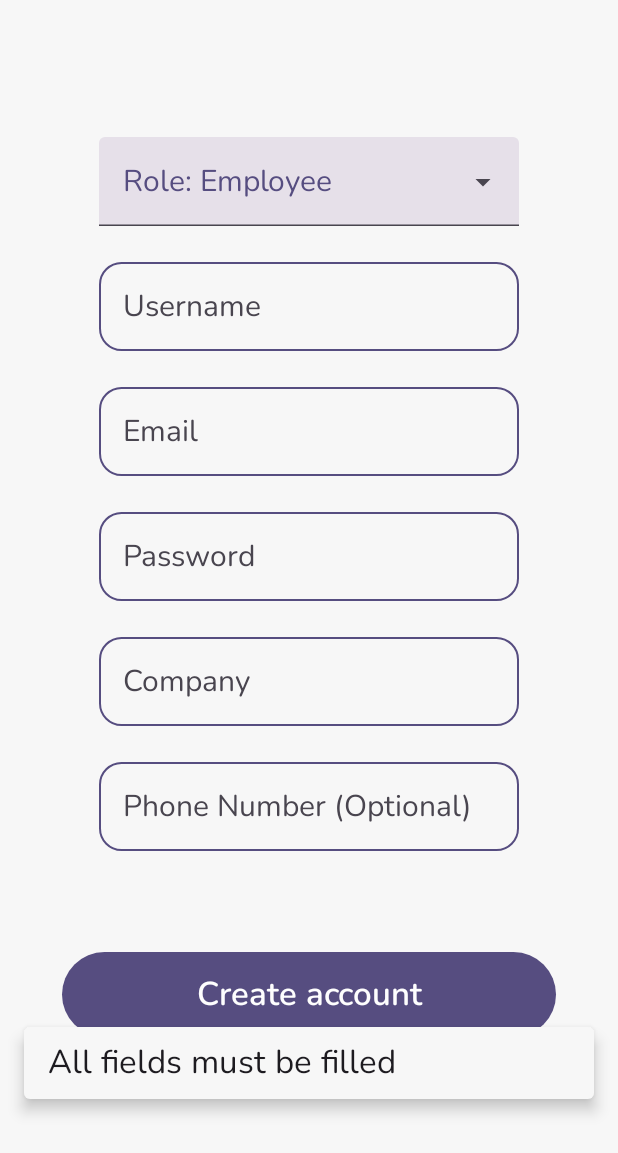
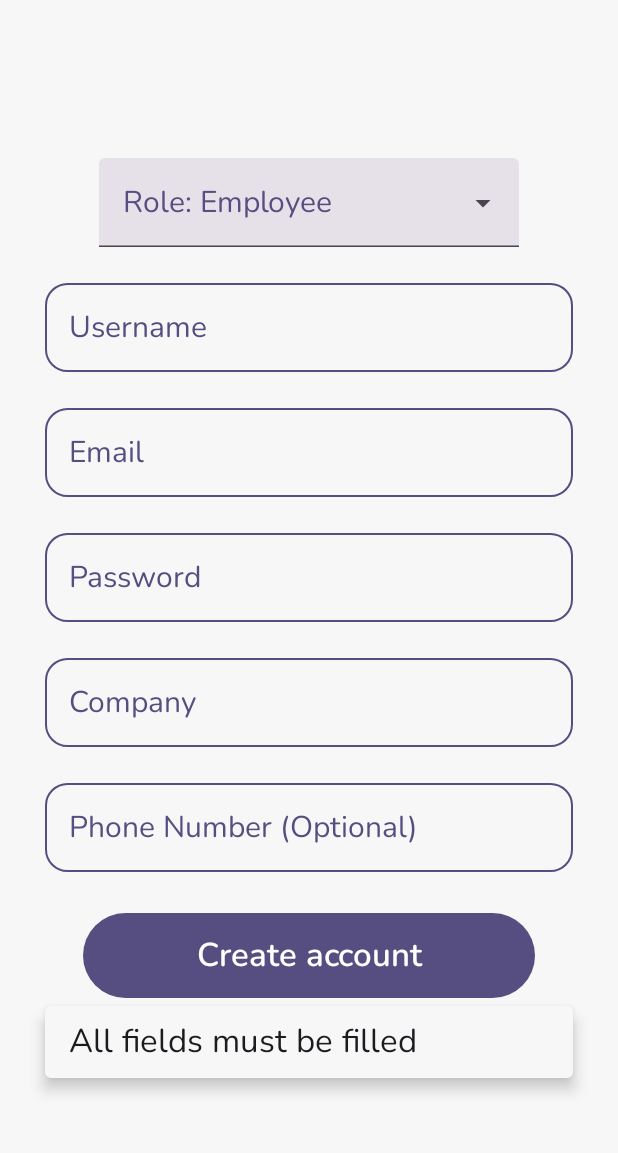
Before and after one commit to adisve/Lotus, an Android app built with Jetpack Compose: the composable CreateAccount shown on its own in the app's theme, after a tap on "Create account", on a phone screen of 412 x 824 dp. Shown: the top 1153 px of the screen. Run offline under Robolectric (Android 15) with nearby library versions, the phone set to English and light mode, and no system bars; our stand-ins replace Dagger/Hilt's generated code; libraries missing offline, so code that uses them is left out: io.realm.kotlin, org.mongodb.kbson; 5 statements that could not run were skipped.

Commit message:
Fix create user input fields

```diff
--- a/app/src/main/java/android/app/lotus/view/account/hr/CreateAccount.kt
+++ b/app/src/main/java/android/app/lotus/view/account/hr/CreateAccount.kt
@@ -65,14 +65,14 @@ fun CreateAccount(profileViewModel: ProfileViewModel, navController: NavControll
     Box(
         modifier = Modifier
             .fillMaxSize()
-            .padding(16.dp)
+            .padding(30.dp)
             .padding(top = 75.dp)
     ) {
         Column(
             modifier = Modifier
                 .fillMaxWidth(),
             horizontalAlignment = Alignment.CenterHorizontally,
-            verticalArrangement = Arrangement.spacedBy(16.dp)
+            verticalArrangement = Arrangement.spacedBy(6.dp)
         ) {
             ExposedDropdownMenuBox(
                 expanded = expanded,
@@ -136,7 +136,7 @@ fun CreateAccount(profileViewModel: ProfileViewModel, navController: NavControll
                 label = "Phone Number (Optional)"
             )
 
-            Spacer(modifier = Modifier.padding(top = 25.dp))
+            Spacer(modifier = Modifier.padding(top = 5.dp))
 
             Box(modifier = Modifier.padding(horizontal = 25.dp)) {
                 ActionButton(text = "Create account", onClick = {
@@ -192,10 +192,15 @@ private fun CustomOutlinedTextField(
         ),
         value = value,
         onValueChange = onValueChange,
-        label = { Text(
-            label,
-            style = MaterialTheme.typography.bodySmall,
+        label = {  Text(
+            text = label,
+            color = MaterialTheme.colorScheme.primary,
+            style = MaterialTheme.typography.bodySmall
         ) },
+        modifier = Modifier
+            .fillMaxWidth()
+            .padding(top = 10.dp),
+        textStyle = MaterialTheme.typography.bodySmall,
         singleLine = true,
         visualTransformation = if (isPassword) PasswordVisualTransformation() else VisualTransformation.None,
         keyboardOptions = if (isPassword) KeyboardOptions.Default.copy(imeAction = ImeAction.Done) else KeyboardOptions.Default,
```
